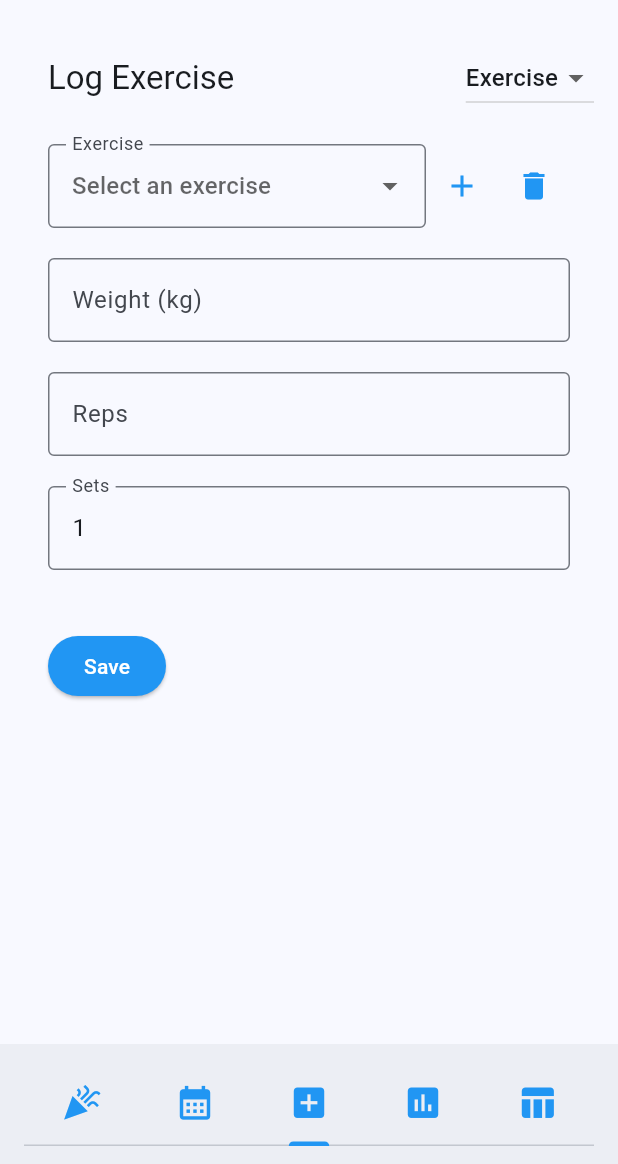
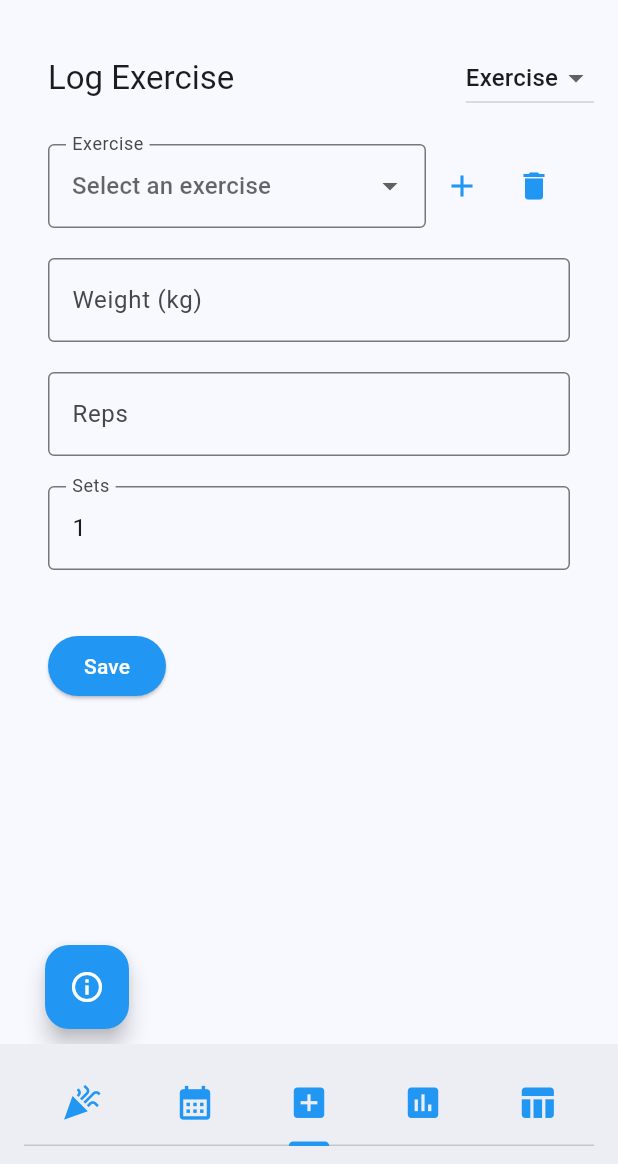
Before and after one commit to andreped/IronFlow, a Flutter app: the screen it shows after launch, on a phone screen of 412 x 824 dp, the part 72-1236 px from its top. Run offline on Flutter 3.47's test engine with Material 3 defaults, Android fonts, the phone set to English and light mode, and no system bars; our stand-ins replace confetti, file_picker, fl_chart, package_info_plus, shared_preferences, sqflite and 1 more; accounts and stored records are empty.

Commit message:
Created simple floating overview button with page

```diff
--- a/lib/tabs/home_tab.dart
+++ b/lib/tabs/home_tab.dart
@@ -6,6 +6,7 @@ import 'summary_tab.dart';
 import '../widgets/settings/settings.dart';
 import 'table_tab.dart';
 import 'records_tab.dart';
+import 'overview_page.dart';
 
 class ExerciseStoreApp extends StatelessWidget {
   final AppTheme appTheme;
@@ -163,7 +164,9 @@ class ExerciseStoreHomePageState extends State<ExerciseStoreHomePage>
           ),
         ],
       ),
-      body: PageStorage(
+      body: Stack(
+        children: [
+          PageStorage(
             bucket: bucket,
             child: PageView(
               controller: _pageController,
@@ -203,6 +206,22 @@ class ExerciseStoreHomePageState extends State<ExerciseStoreHomePage>
               ],
             ),
           ),
+          Positioned(
+            bottom: 10.0,
+            left: 30.0,
+            child: FloatingActionButton(
+              onPressed: () {
+                Navigator.push(
+                  context,
+                  MaterialPageRoute(builder: (context) => OverviewPage()),
+                );
+              },
+              child: Icon(Icons.info_outline, color: Colors.white),
+              backgroundColor: theme.colorScheme.primary,
+            ),
+          ),
+        ],
+      ),
       bottomNavigationBar: BottomAppBar(
         child: TabBar(
           controller: _tabController,
```
Also changed, not shown: lib/tabs/overview_page.dart (added, +27 -0 lines). Lines whose indentation alone changed are shown as unchanged.
